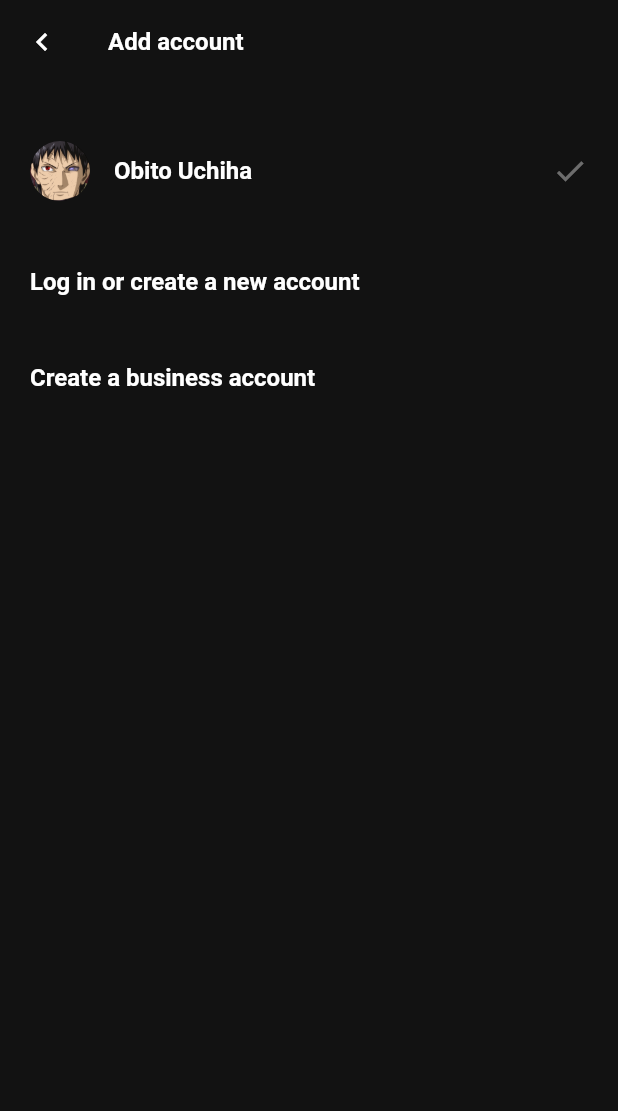
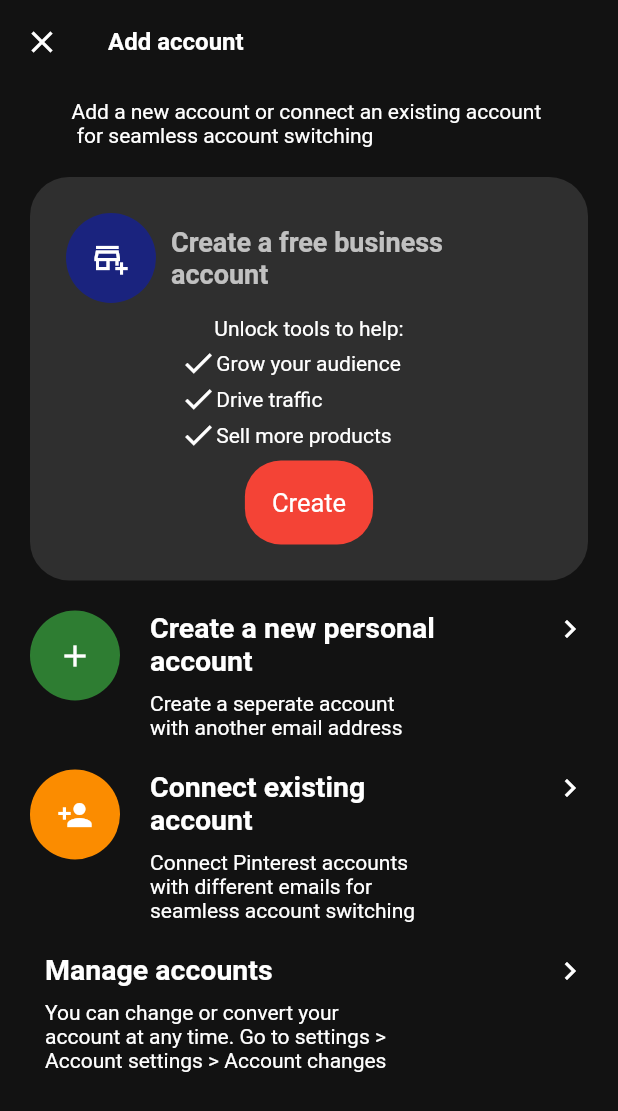
Before and after one commit to josh4500/pinterest_clone, a Flutter app: the AddAccountScreen screen opened directly, on a phone screen of 412 x 824 dp. Shown: the top 1111 px of the screen. Run offline on Flutter 3.47's test engine with Material 2 defaults, Android fonts, the phone set to English and light mode, and no system bars.

Commit message:
changed AddAccountScreen

```diff
--- a/lib/presentation/screens/AddAccountScreen.dart
+++ b/lib/presentation/screens/AddAccountScreen.dart
@@ -1,8 +1,10 @@
 import 'package:flutter/material.dart';
+import 'package:pinterest_clone/presentation/widgets/AccountListTile.dart';
 
 class AddAccountScreen extends StatelessWidget {
   @override
   Widget build(BuildContext context) {
+    Size _size = MediaQuery.of(context).size;
     return Scaffold(
       appBar: AppBar(
         elevation: 0.0,
@@ -10,7 +12,7 @@ class AddAccountScreen extends StatelessWidget {
           onTap: () {
             Navigator.pop(context);
           },
-          child: Icon(Icons.chevron_left),
+          child: Icon(Icons.close),
         ),
         title: Text(
           'Add account',
@@ -21,43 +23,123 @@ class AddAccountScreen extends StatelessWidget {
         ),
       ),
       body: Container(
-        padding: EdgeInsets.symmetric(horizontal: 20.0, vertical: 30.0),
-        child: Column(
-          crossAxisAlignment: CrossAxisAlignment.start,
-          children: [
-            ListTile(
-              contentPadding: EdgeInsets.all(0.0),
-              leading: CircleAvatar(
-                backgroundImage: AssetImage('assets/images/obito.jpg'),
-              ),
-              title: Text(
-                'Obito Uchiha',
-                style: TextStyle(
-                  fontWeight: FontWeight.bold,
+        padding: EdgeInsets.symmetric(horizontal: 20.0, vertical: 10.0),
+        child: SingleChildScrollView(
+          child: Column(
+            //crossAxisAlignment: CrossAxisAlignment.start,
+            children: [
+              Text(
+                  'Add a new account or connect an existing account \n for seamless account switching'),
+              Container(
+                padding: EdgeInsets.all(24.0),
+                margin: EdgeInsets.symmetric(vertical: 20.0),
+                decoration: BoxDecoration(
+                  borderRadius: BorderRadius.circular(26.0),
+                  color: Colors.white12,
+                ),
+                child: Column(
+                  //crossAxisAlignment: CrossAxisAlignment.center,
+                  //mainAxisAlignment: MainAxisAlignment.center,
+                  children: [
+                    Row(
+                      children: [
+                        Container(
+                          height: 60,
+                          width: 60,
+                          margin: EdgeInsets.only(right: 10.0),
+                          decoration: BoxDecoration(
+                              shape: BoxShape.circle,
+                              color: Colors.indigo.shade900),
+                          child: Icon(Icons.add_business_outlined),
+                        ),
+                        Text(
+                          'Create a free business\naccount',
+                          maxLines: 2,
+                          style: TextStyle(
+                            fontWeight: FontWeight.bold,
+                            fontSize: 18.0,
+                            color: Colors.white70,
+                          ),
+                        ),
+                      ],
+                    ),
+                    ConstrainedBox(
+                      constraints: BoxConstraints(maxWidth: _size.width / 2.4),
+                      child: Column(
+                        children: [
+                          Text(
+                            'Unlock tools to help:',
+                            style: TextStyle(
+                              height: 2.0,
+                            ),
+                          ),
+                          Row(
+                            //mainAxisAlignment: MainAxisAlignment.center,
+                            children: [
+                              Icon(
+                                Icons.done,
+                              ),
+                              Text('Grow your audience'),
+                            ],
+                          ),
+                          Row(
+                            //mainAxisAlignment: MainAxisAlignment.center,
+                            children: [
+                              Icon(Icons.done),
+                              Text('Drive traffic'),
+                            ],
+                          ),
+                          Row(
+                            //mainAxisAlignment: MainAxisAlignment.center,
+                            children: [
+                              Icon(Icons.done),
+                              Text('Sell more products'),
+                            ],
+                          ),
+                        ],
+                      ),
+                    ),
+                    Container(
+                      margin: EdgeInsets.only(top: 5.0),
+                      padding: EdgeInsets.all(18.0),
+                      decoration: BoxDecoration(
+                        color: Colors.red,
+                        borderRadius: BorderRadius.circular(
+                          24.0,
+                        ),
+                      ),
+                      child: Text(
+                        'Create',
+                        style: TextStyle(
+                          //fontWeight: FontWeight.bold,
+                          fontSize: 17.0,
+                        ),
+                      ),
+                    )
+                  ],
                 ),
               ),
-              trailing: Icon(
-                Icons.done,
-                color: Colors.white38,
+              AccountListTile(
+                icon: Icons.add,
+                title: 'Create a new personal\naccount',
+                subtitle:
+                    'Create a seperate account\nwith another email address',
+                color: Colors.green.shade800,
               ),
-            ),
-            GestureDetector(
-              onTap: () {},
-              child: Text(
-                'Log in or create a new account',
-                style: TextStyle(
-                    fontWeight: FontWeight.bold, height: 4.0, fontSize: 16.0),
+              AccountListTile(
+                icon: Icons.person_add,
+                title: 'Connect existing\naccount',
+                subtitle:
+                    'Connect Pinterest accounts\nwith different emails for\nseamless account switching',
+                color: Colors.orange.shade600,
               ),
-            ),
-            GestureDetector(
-              onTap: () {},
-              child: Text(
-                'Create a business account',
-                style: TextStyle(
-                    fontWeight: FontWeight.bold, height: 4.0, fontSize: 16.0),
-              ),
-            ),
-          ],
+              AccountListTile(
+                title: 'Manage accounts',
+                subtitle:
+                    'You can change or convert your\naccount at any time. Go to settings >\nAccount settings > Account changes',
+              )
+            ],
+          ),
         ),
       ),
     );
--- a/lib/presentation/screens/SettingsScreen.dart
+++ b/lib/presentation/screens/SettingsScreen.dart
@@ -1,4 +1,5 @@
 import 'package:flutter/material.dart';
+import 'package:pinterest_clone/presentation/screens/AddAccountScreen.dart';
 import 'package:pinterest_clone/presentation/screens/EditProfileScreen.dart';
 import 'package:pinterest_clone/presentation/widgets/UnSplashListTile.dart';
 
@@ -99,7 +100,12 @@ class SettingsScreen extends StatelessWidget {
                 ),
                 UnSplashListTile(
                   text: 'Add account',
-                  onTap: () {},
+                  onTap: () {
+                    Navigator.push(context,
+                        MaterialPageRoute(builder: (context) {
+                      return AddAccountScreen();
+                    }));
+                  },
                 ),
                 UnSplashListTile(
                   text: 'Log out',
--- /dev/null
+++ b/lib/presentation/widgets/AccountListTile.dart
@@ -0,0 +1,62 @@
+import 'package:flutter/material.dart';
+
+class AccountListTile extends StatelessWidget {
+  final IconData icon;
+  final String title;
+  final String subtitle;
+  final Color color;
+
+  const AccountListTile(
+      {Key key, this.icon, this.title, this.subtitle, this.color})
+      : super(key: key);
+  @override
+  Widget build(BuildContext context) {
+    return Container(
+        margin: EdgeInsets.only(bottom: 20.0),
+        child: Row(
+          //mainAxisAlignment: MainAxisAlignment.spaceBetween,
+          crossAxisAlignment: CrossAxisAlignment.start,
+          children: [
+            this.icon != null
+                ? Container(
+                    height: 60,
+                    width: 60,
+                    margin: EdgeInsets.only(right: 10.0),
+                    decoration: BoxDecoration(
+                      shape: BoxShape.circle,
+                      color: this.color,
+                    ),
+                    child: Icon(this.icon),
+                  )
+                : SizedBox(
+                    //width: 1.0,
+                    ),
+            SizedBox(
+              width: 10.0,
+            ),
+            Column(
+              crossAxisAlignment: CrossAxisAlignment.start,
+              children: [
+                Text(
+                  this.title,
+                  style: TextStyle(
+                    fontSize: 19.0,
+                    fontWeight: FontWeight.bold,
+                  ),
+                ),
+                SizedBox(
+                  height: 10.0,
+                ),
+                Text(
+                  this.subtitle,
+                )
+              ],
+            ),
+            Spacer(),
+            Icon(
+              Icons.chevron_right,
+            )
+          ],
+        ));
+  }
+}
```
